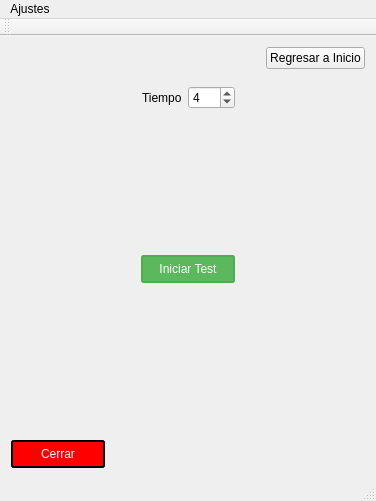
Before: the Qt Designer form mainwindow.ui in hectorda/Bio-Feedback, drawn with Qt 5.
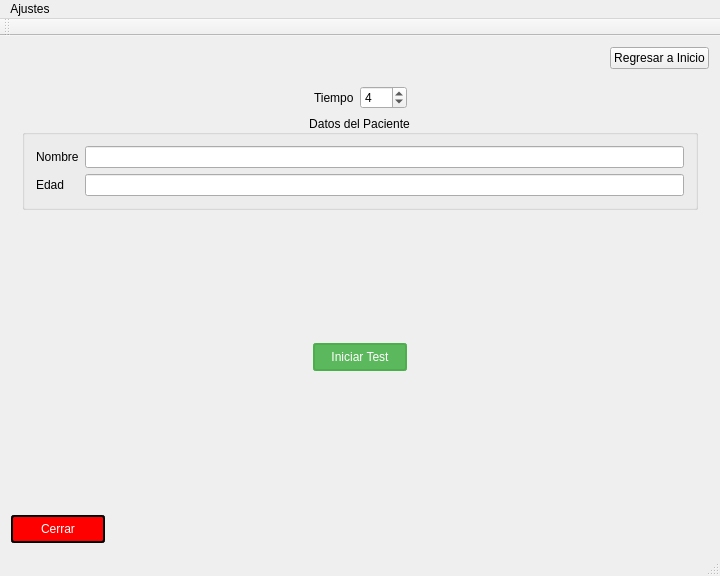
After: the same form once the commit is applied. The open tabs and pages were chosen to show the change. Icons and pictures are not drawn. Custom widgets are drawn as their Qt base class.

Commit message: Añadido Qcurve

Patch:
```diff
--- a/mainwindow.ui
+++ b/mainwindow.ui
@@ -6,8 +6,8 @@
    <rect>
     <x>0</x>
     <y>0</y>
-    <width>376</width>
-    <height>501</height>
+    <width>720</width>
+    <height>576</height>
    </rect>
   </property>
   <property name="windowTitle">
@@ -213,6 +213,38 @@
           </item>
          </layout>
         </item>
+        <item>
+         <widget class="QGroupBox" name="groupBox">
+          <property name="title">
+           <string>Datos del Paciente</string>
+          </property>
+          <property name="alignment">
+           <set>Qt::AlignCenter</set>
+          </property>
+          <layout class="QFormLayout" name="formLayout_3">
+           <item row="0" column="0">
+            <widget class="QLabel" name="label_2">
+             <property name="text">
+              <string>Nombre</string>
+             </property>
+            </widget>
+           </item>
+           <item row="0" column="1">
+            <widget class="QLineEdit" name="lineEdit"/>
+           </item>
+           <item row="1" column="0">
+            <widget class="QLabel" name="label_4">
+             <property name="text">
+              <string>Edad</string>
+             </property>
+            </widget>
+           </item>
+           <item row="1" column="1">
+            <widget class="QLineEdit" name="lineEdit_2"/>
+           </item>
+          </layout>
+         </widget>
+        </item>
         <item>
          <spacer name="verticalSpacer">
           <property name="orientation">
@@ -427,7 +459,7 @@
     <rect>
      <x>0</x>
      <y>0</y>
-     <width>376</width>
+     <width>720</width>
      <height>21</height>
     </rect>
    </property>
```
Left out of the diff: 4 changed lines with no effect on the pictures. The commit also changes 2 other files.
